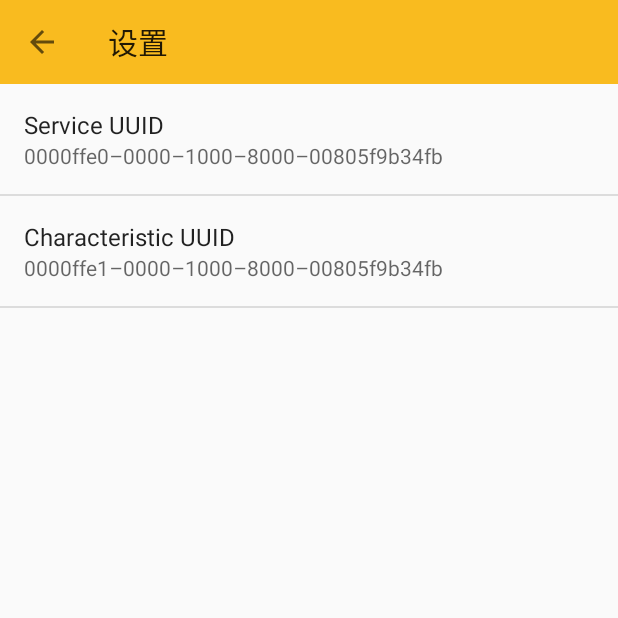
After one commit to Lescodem/Helmsman, an Android app: the SettingActivity screen opened directly, with no data from a screen before it, on a phone screen of 412 x 824 dp, the top half of it. The commit adds this screen. Run offline under Robolectric (Android 15) with nearby library versions, the phone set to English and light mode, and no system bars.

Commit message:
增加UUID设置页，部分逻辑调整

```diff
--- a/app/build.gradle
+++ b/app/build.gradle
@@ -29,5 +29,7 @@ android {
 dependencies {
     implementation fileTree(include: ['*.jar'], dir: 'libs')
     implementation 'com.android.support:appcompat-v7:26.1.0'
+    implementation 'com.android.support.constraint:constraint-layout:1.1.0'
+    implementation 'com.android.support:support-v4:26.1.0'
     testImplementation 'junit:junit:4.12'
 }
--- a/app/src/main/java/com/mmmmar/helmsman/SectorElement.java
+++ b/app/src/main/java/com/mmmmar/helmsman/ControlElement.java
@@ -6,7 +6,7 @@ import android.graphics.Path;
 import android.graphics.Point;
 import android.graphics.RectF;
 
-public class SectorElement {
+public class ControlElement {
 
     private static final int RADIUS_INNER_SEC = 10;
     private static final int RADIUS_OUTER_SEC = 120;
@@ -27,7 +27,7 @@ public class SectorElement {
     private float endAngle;
     private boolean toggle;
 
-    public SectorElement(int colorDark, int colorLight) {
+    public ControlElement(int colorDark, int colorLight) {
         this.colorDark = colorDark;
         this.colorLight = colorLight;
     }
@@ -84,7 +84,7 @@ public class SectorElement {
 
     @Override
     public String toString() {
-        return "SectorElement{" +
+        return "ControlElement{" +
                 "centerPoint=" + centerPoint +
                 ", radius=" + radius +
                 ", startAngle=" + startAngle +
--- a/app/src/main/java/com/mmmmar/helmsman/ToyLogic.java
+++ b/app/src/main/java/com/mmmmar/helmsman/DeviceController.java
@@ -4,9 +4,9 @@ import android.util.Log;
 
 import java.util.Arrays;
 
-public class ToyLogic {
+public class DeviceController {
 
-    private static final String TAG = "ToyLogic";
+    private static final String TAG = "DeviceController";
 
     private static final int NUM_LEVEL = 11;
     private static final int LEVEL_DEFAULT = NUM_LEVEL / 2;
@@ -82,5 +82,4 @@ public class ToyLogic {
         void onCommand(byte[] data);
     }
 
-
 }
--- /dev/null
+++ b/app/src/main/java/com/mmmmar/helmsman/SettingActivity.java
@@ -0,0 +1,24 @@
+package com.mmmmar.helmsman;
+
+import android.support.v7.app.AppCompatActivity;
+import android.os.Bundle;
+import android.support.v7.widget.Toolbar;
+
+public class SettingActivity extends AppCompatActivity {
+
+    @Override
+    protected void onCreate(Bundle savedInstanceState) {
+        super.onCreate(savedInstanceState);
+        setContentView(R.layout.activity_setting);
+
+        Toolbar toolbar = findViewById(R.id.toolbar);
+        setSupportActionBar(toolbar);
+        assert getSupportActionBar() != null;
+        toolbar.setNavigationOnClickListener(v -> finish());
+        getSupportActionBar().setDisplayHomeAsUpEnabled(true);
+
+        if (savedInstanceState == null) {
+            getFragmentManager().beginTransaction().replace(R.id.content_frame, new SettingFragment()).commit();
+        }
+    }
+}
--- /dev/null
+++ b/app/src/main/java/com/mmmmar/helmsman/SettingFragment.java
@@ -0,0 +1,28 @@
+package com.mmmmar.helmsman;
+
+import android.os.Bundle;
+import android.preference.EditTextPreference;
+import android.preference.PreferenceFragment;
+import android.support.annotation.Nullable;
+
+
+public class SettingFragment extends PreferenceFragment {
+
+    private EditTextPreference pf_edit_service;
+    private EditTextPreference pf_edit_characteristic;
+    private SettingManager settingManager;
+
+    @Override
+    public void onCreate(@Nullable Bundle savedInstanceState) {
+        super.onCreate(savedInstanceState);
+        addPreferencesFromResource(R.xml.setting_preference_screen);
+        pf_edit_service = (EditTextPreference) findPreference(getString(R.string.pf_key_service));
+        pf_edit_characteristic = (EditTextPreference) findPreference(getString(R.string.pf_key_characteristic));
+
+        settingManager = SettingManager.getInstance(getActivity());
+
+        pf_edit_service.setSummary(settingManager.getServiceValue());
+        pf_edit_characteristic.setSummary(settingManager.getCharacteristicValue());
+    }
+
+}
--- /dev/null
+++ b/app/src/main/java/com/mmmmar/helmsman/SettingManager.java
@@ -0,0 +1,39 @@
+package com.mmmmar.helmsman;
+
+import android.annotation.SuppressLint;
+import android.content.Context;
+import android.content.SharedPreferences;
+import android.preference.PreferenceManager;
+
+public class SettingManager {
+
+    @SuppressLint("StaticFieldLeak")
+    private static SettingManager sInstance;
+
+    private Context context;
+    private String keyService;
+    private String keyCharacteristic;
+
+    public SettingManager(Context context) {
+        this.context = context.getApplicationContext();
+        keyService = context.getString(R.string.pf_key_service);
+        keyCharacteristic = context.getString(R.string.pf_key_characteristic);
+    }
+
+    public static SettingManager getInstance(Context context) {
+        if (sInstance == null) {
+            sInstance = new SettingManager(context);
+        }
+        return sInstance;
+    }
+
+    public String getServiceValue() {
+        SharedPreferences sharedPreferences = PreferenceManager.getDefaultSharedPreferences(context);
+        return sharedPreferences.getString(keyService, context.getString(R.string.uuid_service));
+    }
+
+    public String getCharacteristicValue() {
+        SharedPreferences sharedPreferences = PreferenceManager.getDefaultSharedPreferences(context);
+        return sharedPreferences.getString(keyCharacteristic, context.getString(R.string.uuid_characteristic));
+    }
+}
--- /dev/null
+++ b/app/src/main/res/layout/activity_setting.xml
@@ -0,0 +1,23 @@
+<?xml version="1.0" encoding="utf-8"?>
+<LinearLayout xmlns:android="http://schemas.android.com/apk/res/android"
+    xmlns:tools="http://schemas.android.com/tools"
+    android:layout_width="match_parent"
+    android:layout_height="match_parent"
+    xmlns:app="http://schemas.android.com/apk/res-auto"
+    android:orientation="vertical"
+    tools:context=".SettingActivity">
+
+    <android.support.v7.widget.Toolbar
+        app:title="设置"
+        android:id="@+id/toolbar"
+        android:layout_width="match_parent"
+        android:layout_height="?android:attr/actionBarSize"
+        android:background="?attr/colorPrimary">
+    </android.support.v7.widget.Toolbar>
+
+    <FrameLayout
+        android:id="@+id/content_frame"
+        android:layout_width="match_parent"
+        android:layout_height="match_parent" />
+
+</LinearLayout>
--- a/app/src/main/res/values-v21/styles.xml
+++ b/app/src/main/res/values-v21/styles.xml
@@ -5,6 +5,7 @@
         <item name="colorPrimary">@color/colorPrimary</item>
         <item name="colorPrimaryDark">@color/colorPrimaryDark</item>
         <item name="colorAccent">@color/colorAccent</item>
-        <item name="android:statusBarColor">#000</item>
+        <item name="android:statusBarColor">@color/colorStatusBar</item>
     </style>
+
 </resources>
--- a/app/src/main/res/values/colors.xml
+++ b/app/src/main/res/values/colors.xml
@@ -4,4 +4,5 @@
     <color name="colorPrimaryDark">#EE7806</color>
     <color name="colorAccent">#FF4081</color>
     <color name="colorBoard">#EFE4B0</color>
+    <color name="colorStatusBar">#000</color>
 </resources>
--- a/app/src/main/res/values/strings.xml
+++ b/app/src/main/res/values/strings.xml
@@ -1,6 +1,6 @@
 <resources>
     <string name="app_name">Helmsman</string>
-    <string name="btn_setting">系统设置</string>
+    <string name="btn_setting">程序设置</string>
     <string name="btn_device">连接设备</string>
     <string name="state_not_connect">蓝牙未连接！</string>
     <string name="state_connecting">正在连接蓝牙设备!</string>
@@ -11,4 +11,12 @@
     <string name="btn_disconnect">断开连接</string>
     <string name="state_connected">设备已连接！</string>
     <string name="msg_disconnect">断开连接失败</string>
+    <string name="err_device_irrelevant">设备服务不匹配！</string>
+
+    <!-- replace '-' with "&#8211;" -->
+    <string name="uuid_service">0000ffe0&#8211;0000&#8211;1000&#8211;8000&#8211;00805f9b34fb</string>
+    <string name="uuid_characteristic">0000ffe1&#8211;0000&#8211;1000&#8211;8000&#8211;00805f9b34fb</string>
+    <string name="pf_key_service">edit_service</string>
+    <string name="pf_key_characteristic">edit_characteristic</string>
+
 </resources>
--- a/app/src/main/res/values/styles.xml
+++ b/app/src/main/res/values/styles.xml
@@ -6,8 +6,4 @@
         <item name="colorAccent">@color/colorAccent</item>
     </style>
 
-    <style name="DeviceDialogTheme" parent="Base.Theme.AppCompat.Light.Dialog.Alert">
-
-    </style>
-
 </resources>
--- /dev/null
+++ b/app/src/main/res/xml/setting_preference_screen.xml
@@ -0,0 +1,16 @@
+<?xml version="1.0" encoding="utf-8"?>
+<PreferenceScreen xmlns:android="http://schemas.android.com/apk/res/android">
+
+    <EditTextPreference
+        android:defaultValue="@string/uuid_service"
+        android:key="@string/pf_key_service"
+        android:title="Service UUID"
+        android:dialogTitle="UUID" />
+
+    <EditTextPreference
+        android:defaultValue="@string/uuid_characteristic"
+        android:key="@string/pf_key_characteristic"
+        android:title="Characteristic UUID"
+        android:dialogTitle="UUID" />
+
+</PreferenceScreen>
```
Also changed, not shown: app/src/main/AndroidManifest.xml (+10 -5 lines), app/src/main/java/com/mmmmar/helmsman/BleService.java (+23 -16 lines), app/src/main/java/com/mmmmar/helmsman/BleTalker.java (+16 -17 lines), app/src/main/java/com/mmmmar/helmsman/ControlView.java (+53 -56 lines), app/src/main/java/com/mmmmar/helmsman/MainActivity.java (+21 -30 lines).
